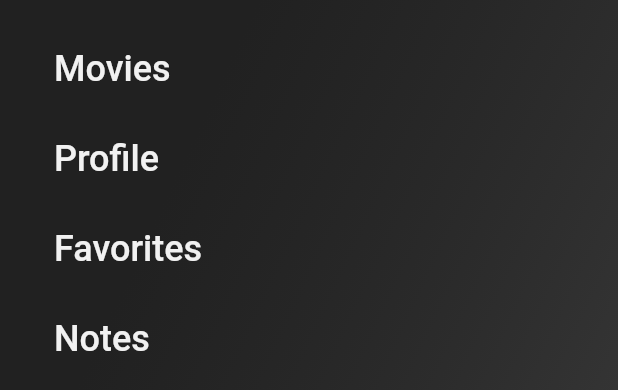
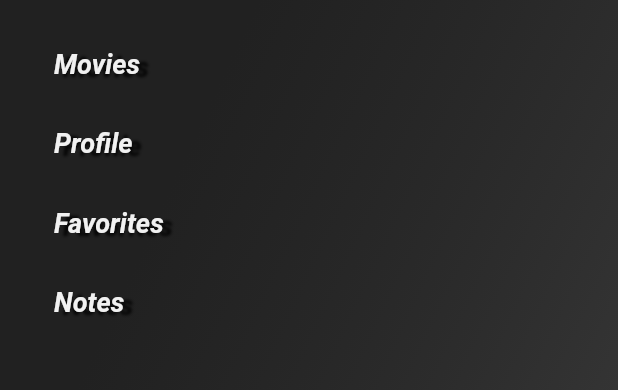
Before and after one commit to Andersonlimahw/flutter-starwars-app, a Flutter app: the MenuWidget widget shown alone on an empty page, opened directly, on a phone screen of 412 x 824 dp. Shown: the top 390 px of the screen. Run offline on Flutter 3.47's test engine with Material 2 defaults, Android fonts, the phone set to English and light mode, and no system bars; our stand-ins replace google_fonts, share_plus, sqflite; accounts and stored records are empty; network calls fail.

Commit message:
Atualizando layout do menu

```diff
--- a/lib/core/app_text_styles.dart
+++ b/lib/core/app_text_styles.dart
@@ -142,9 +142,18 @@ class AppTextStyles {
   );
 
   static final TextStyle headingMediumStarWars = GoogleFonts.pollerOne(
-    color: AppColors.primaryColorDark,
+   color: AppColors.secondaryTextColor,
     fontSize: 18,
     fontWeight: FontWeight.w600,
+    fontStyle : FontStyle.italic,
+    wordSpacing: 4,
+    shadows: [
+      Shadow(
+        color:  Colors.black.withOpacity(0.9),
+        blurRadius: 2,
+        offset: Offset(6, 2)
+      ),
+    ]
   );
 
   static final TextStyle headingMediumStarWarsSecondary = GoogleFonts.pollerOne(
--- a/lib/detail/detail_page.dart
+++ b/lib/detail/detail_page.dart
@@ -108,7 +108,7 @@ class _DetailPageState extends State<DetailPage> {
             unselectedItemColor: AppColors.secondaryTextColor,
             onTap: _onItemTapped,
             backgroundColor: AppColors.primaryTextColor,
-            iconSize: 18,
+            iconSize: 22,
           ),
         ));
   }
--- a/lib/favorites/favorites_page.dart
+++ b/lib/favorites/favorites_page.dart
@@ -104,7 +104,7 @@ class _FavoritesPageState extends State<FavoritesPage> {
               unselectedItemColor: AppColors.secondaryTextColor,
               onTap: _onItemTapped,
               backgroundColor: AppColors.primaryTextColor,
-              iconSize: 18,
+              iconSize: 22,
             ),
           ));
     } else {
--- a/lib/home/home_page.dart
+++ b/lib/home/home_page.dart
@@ -102,6 +102,7 @@ class _HomePageState extends State<HomePage>
           _toggleMenu();
           break;
         case 1:
+          // TODO : Adicionar link com apk do aplicativo
           var gitHubRepo =
               'https://github.com/Andersonlimahw/flutter-starwars-app';
           Share.share(
@@ -170,7 +171,7 @@ class _HomePageState extends State<HomePage>
               unselectedItemColor: AppColors.secondaryTextColor,
               onTap: _onItemTapped,
               backgroundColor: AppColors.primaryTextColor,
-              iconSize: 18,
+              iconSize: 22,
             ),
           ));
     } else {
--- a/lib/profile/profile_page.dart
+++ b/lib/profile/profile_page.dart
@@ -111,7 +111,7 @@ class _ProfilePageState extends State<ProfilePage> {
               unselectedItemColor: AppColors.secondaryTextColor,
               onTap: _onItemTapped,
               backgroundColor: AppColors.primaryTextColor,
-              iconSize: 18,
+              iconSize: 22,
             ),
           ));
     } else {
--- a/lib/shared/widgets/menu_widget.dart
+++ b/lib/shared/widgets/menu_widget.dart
@@ -149,10 +149,7 @@ class _MenuWidgetState extends State<MenuWidget>
               child: Text(
                 _menuTitles[i],
                 textAlign: TextAlign.left,
-                style: TextStyle(
-                    fontSize: 24,
-                    fontWeight: FontWeight.w500,
-                    color: AppColors.secondaryTextColor),
+                style: AppTextStyles.headingMediumStarWars,
               ),
             ),
           ),
```
